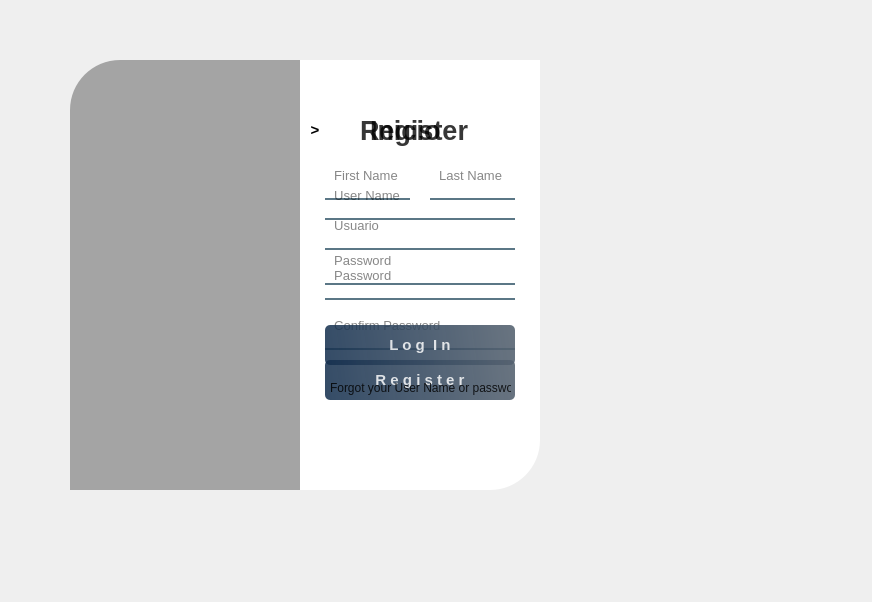
Old version of the form View/loginUi.ui in the repository DanielSajvin/Proyecto_basedatos.
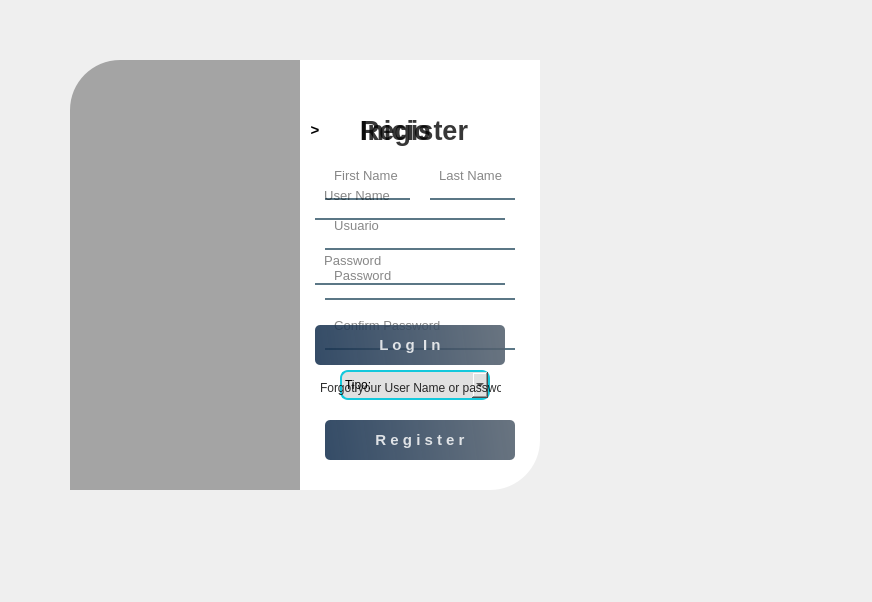
New version of the form. Icons and pictures are not drawn.

Commit message: cambios interfaz

```diff
--- a/View/loginUi.ui
+++ b/View/loginUi.ui
@@ -112,8 +112,8 @@
      <rect>
       <x>280</x>
       <y>70</y>
-      <width>220</width>
-      <height>315</height>
+      <width>211</width>
+      <height>381</height>
      </rect>
     </property>
     <widget class="QLabel" name="label_9">
@@ -196,7 +196,7 @@
      <property name="geometry">
       <rect>
        <x>15</x>
-       <y>260</y>
+       <y>320</y>
        <width>190</width>
        <height>40</height>
       </rect>
@@ -305,11 +305,49 @@
       <string>  Confirm Password</string>
      </property>
     </widget>
+    <widget class="QComboBox" name="cb_min">
+     <property name="geometry">
+      <rect>
+       <x>30</x>
+       <y>270</y>
+       <width>150</width>
+       <height>30</height>
+      </rect>
+     </property>
+     <property name="minimumSize">
+      <size>
+       <width>150</width>
+       <height>30</height>
+      </size>
+     </property>
+     <property name="styleSheet">
+      <string notr="true">border: 2px solid #14c8dc;
+border-radius: 8px;
+color: rgb(0, 0, 0);
+background-color:rgb(225,225,225);
+font: 75 12pt&quot;Times New Roman&quot;;</string>
+     </property>
+     <item>
+      <property name="text">
+       <string>Tipo:</string>
+      </property>
+     </item>
+     <item>
+      <property name="text">
+       <string>Gerente</string>
+      </property>
+     </item>
+     <item>
+      <property name="text">
+       <string>Empleado</string>
+      </property>
+     </item>
+    </widget>
    </widget>
    <widget class="QWidget" name="widget_2" native="true">
     <property name="geometry">
      <rect>
-      <x>280</x>
+      <x>270</x>
       <y>70</y>
       <width>220</width>
       <height>315</height>
```
The commit also changes 2 other files.
